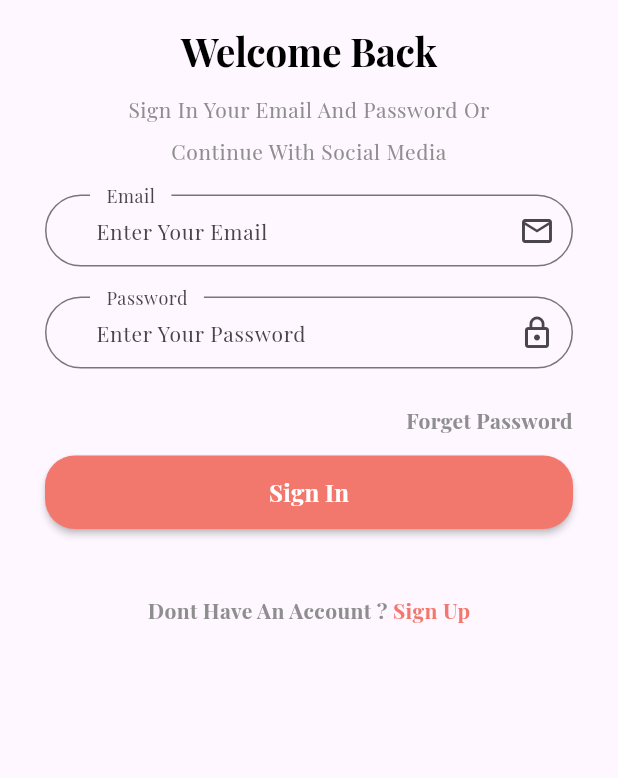
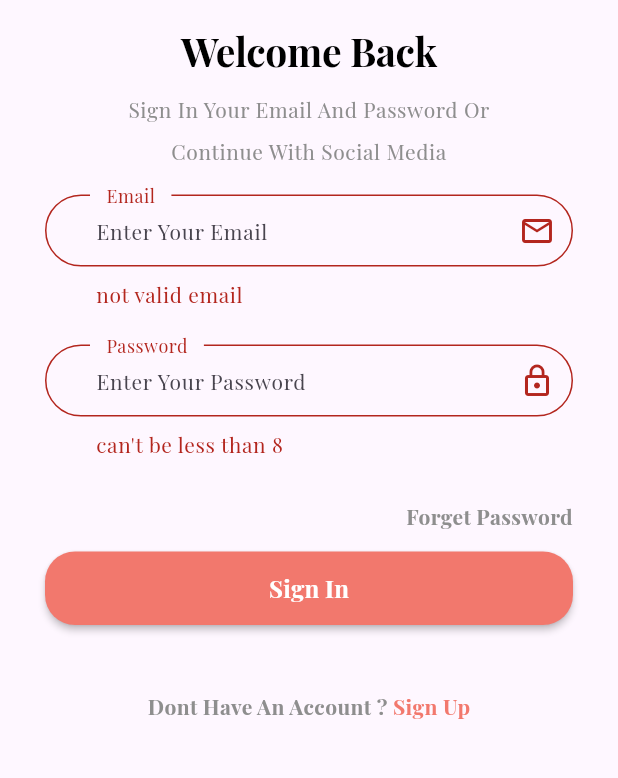
Before and after one commit to husseinmwork/flutter_eCommerceApp_getx, a Flutter app: the LoginScreen screen opened by its route, after a tap on "Sign In", on a phone screen of 412 x 824 dp, the part 317-1095 px from its top. Run offline on Flutter 3.47's test engine with Material 3 defaults, Android fonts, the phone set to English and light mode, and no system bars; our stand-ins replace flutter_otp_text_field, get, shared_preferences; accounts and stored records are empty; project files that could hold a hidden picture were left out.

Commit message:
validation function

```diff
--- a/lib/controller/auth/login_controller.dart
+++ b/lib/controller/auth/login_controller.dart
@@ -9,6 +9,7 @@ abstract class LoginController extends GetxController {
 }
 
 class LoginControllerImp extends LoginController {
+  GlobalKey<FormState> formState = GlobalKey<FormState>();
   late TextEditingController email;
   late TextEditingController password;
 
@@ -18,7 +19,14 @@ class LoginControllerImp extends LoginController {
   }
 
   @override
-  login() {}
+  login() {
+    var formData = formState.currentState;
+    if (formData!.validate()) {
+      print("valid");
+    } else {
+      print("Not valid");
+    }
+  }
 
   @override
   void onInit() {
--- /dev/null
+++ b/lib/core/functions/validinput.dart
@@ -0,0 +1,33 @@
+import 'package:get/get.dart';
+
+validInput(String value, int min, int max, String type) {
+  if (type == "username") {
+    if (!GetUtils.isUsername(value)) {
+      return "not valid username";
+    }
+  }
+
+  if (type == "email") {
+    if (!GetUtils.isEmail(value)) {
+      return "not valid email";
+    }
+  }
+
+  if (type == "phone") {
+    if (!GetUtils.isPhoneNumber(value)) {
+      return "not valid phone";
+    }
+  }
+
+  if (value.length < min) {
+    return "can't be less than $min";
+  }
+
+  if (value.length > max) {
+    return "can't be larger than $max";
+  }
+
+  if (value.isEmpty) {
+    return "can't be Empty";
+  }
+}
--- a/lib/view/screen/auth/login.dart
+++ b/lib/view/screen/auth/login.dart
@@ -1,6 +1,7 @@
 import 'package:flutter/material.dart';
 import 'package:flutter_ecommerce/controller/auth/login_controller.dart';
 import 'package:flutter_ecommerce/core/constant/color.dart';
+import 'package:flutter_ecommerce/core/functions/validinput.dart';
 import 'package:flutter_ecommerce/view/widget/auth/custombuttonauth.dart';
 import 'package:flutter_ecommerce/view/widget/auth/customtextbodyauth.dart';
 import 'package:flutter_ecommerce/view/widget/auth/customtextformauth.dart';
@@ -28,16 +29,19 @@ class LoginScreen extends StatelessWidget {
       ),
       body: Container(
         padding: const EdgeInsets.symmetric(vertical: 15, horizontal: 30),
+        child: Form(
+          key: controller.formState,
           child: ListView(children: [
             const LogoAuth(),
             const SizedBox(height: 20),
             CustomTextTitleAuth(text: "10".tr),
             const SizedBox(height: 10),
-            CustomTextBodyAuth(
-              text:
-                  "11".tr),
+            CustomTextBodyAuth(text: "11".tr),
             const SizedBox(height: 15),
             CustonTextFormAuth(
+              validator: (value) {
+                return validInput(value!, 10, 100, "email");
+              },
               mycontroller: controller.email,
               hinttext: "12".tr,
               iconData: Icons.email_outlined,
@@ -45,6 +49,9 @@ class LoginScreen extends StatelessWidget {
               // mycontroller: ,
             ),
             CustonTextFormAuth(
+              validator: (value) {
+                return validInput(value!, 8, 30, "password");
+              },
               mycontroller: controller.password,
               hinttext: "13".tr,
               iconData: Icons.lock_outline,
@@ -53,14 +60,15 @@ class LoginScreen extends StatelessWidget {
             ),
             InkWell(
               onTap: () {
-              controller.goToForgetPassword();
               },
-            child:   Text(
+              child: Text(
                 "14".tr,
                 textAlign: TextAlign.right,
               ),
             ),
-          CustomButtomAuth(text: "15".tr, onPressed: () {}),
+            CustomButtomAuth(text: "15".tr, onPressed: () {
+              controller.login();
+            }),
             const SizedBox(height: 40),
             CustomTextSignUpOrSignIn(
               textone: "16".tr,
@@ -71,6 +79,7 @@ class LoginScreen extends StatelessWidget {
             )
           ]),
         ),
+      ),
     );
   }
 }
--- a/lib/view/screen/auth/signup.dart
+++ b/lib/view/screen/auth/signup.dart
@@ -35,6 +35,7 @@ class SignUpScreen extends StatelessWidget {
           CustomTextBodyAuth(text: "24".tr),
           const SizedBox(height: 15),
           CustonTextFormAuth(
+
             mycontroller: controller.username,
             hinttext: "23".tr,
             iconData: Icons.person_outline,
--- a/lib/view/screen/auth/success_signup.dart
+++ b/lib/view/screen/auth/success_signup.dart
@@ -3,7 +3,6 @@ import 'package:flutter_ecommerce/controller/auth/successsignup_controller.dart'
 import 'package:flutter_ecommerce/core/constant/color.dart';
 import 'package:flutter_ecommerce/view/widget/auth/custombuttonauth.dart';
 import 'package:get/get.dart';
-import 'package:get/get_utils/get_utils.dart';
 
 class SuccessSignUpScreen extends StatelessWidget {
   const SuccessSignUpScreen({Key? key}) : super(key: key);
--- a/lib/view/widget/auth/customtextformauth.dart
+++ b/lib/view/widget/auth/customtextformauth.dart
@@ -5,9 +5,11 @@ class CustonTextFormAuth extends StatelessWidget {
   final String labeltext;
   final IconData iconData;
   final TextEditingController? mycontroller;
+  final String? Function(String?)? validator;
 
   const CustonTextFormAuth(
       {Key? key,
+       this.validator,
       required this.hinttext,
       required this.labeltext,
       required this.iconData,
@@ -19,6 +21,7 @@ class CustonTextFormAuth extends StatelessWidget {
     return Container(
       margin: const EdgeInsets.only(bottom: 20),
       child: TextFormField(
+        validator:validator ,
         controller: mycontroller,
         decoration: InputDecoration(
             hintText: hinttext,
```
Lines whose indentation alone changed are shown as unchanged.
